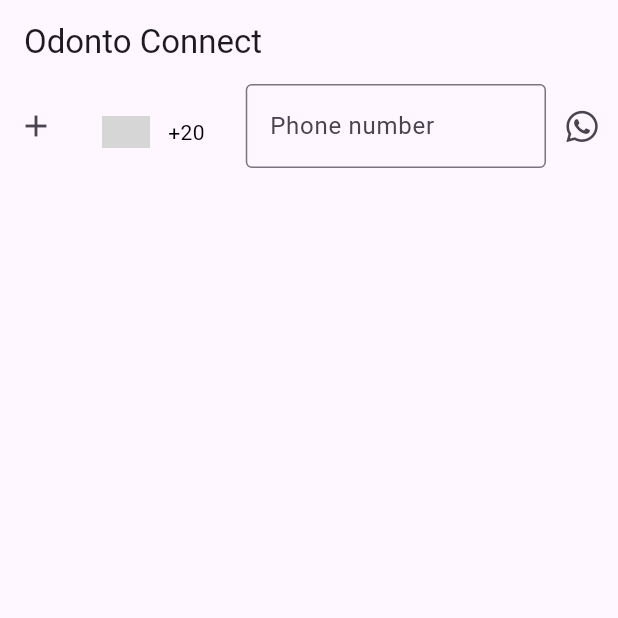
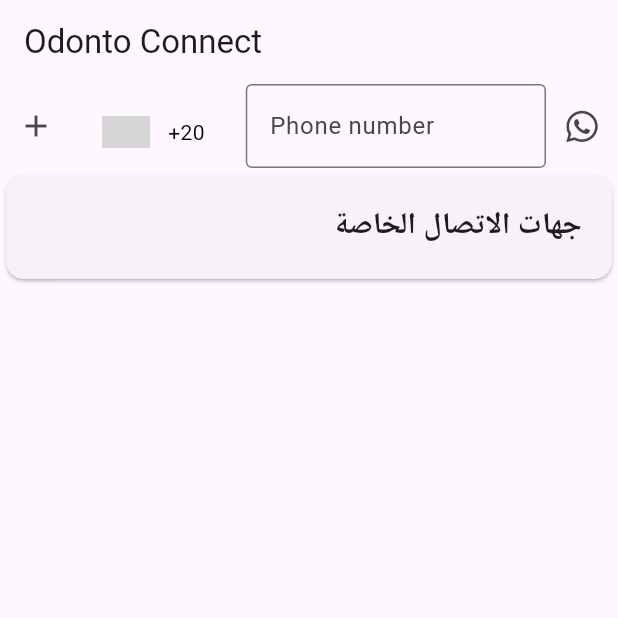
Before and after one commit to itstanany/odontoo-flutter, a Flutter app: the screen it shows after launch, on a phone screen of 412 x 824 dp, the top half of it. Run offline on Flutter 3.47's test engine with Material 3 defaults, Android fonts, the light colour scheme and no system bars; drawn by our look-alikes of intl_phone_number_input; our stand-ins replace floor, font_awesome_flutter, sqflite; accounts and stored records are empty; generated files the repository leaves out were written again; grey boxes are pictures that could not be loaded.

Commit message:
add card button for private saved contact

```diff
--- a/lib/main.dart
+++ b/lib/main.dart
@@ -27,7 +27,25 @@
       appBar: AppBar(
         title: const Text("Odonto Connect"),
       ),
-      body: OnTheFlyWhatsAppConnect()
+      body:Column(
+        children: [
+          OnTheFlyWhatsAppConnect(),
+          Card(
+            child: Padding(
+              padding: const EdgeInsets.all(20.0), // Adjust padding as needed
+              child: Row( // Use Row instead of Column
+                mainAxisAlignment: MainAxisAlignment.end, // Distribute content horizontally
+                children: [
+                  Text(
+                    "جهات الاتصال الخاصة",
+                    style: TextStyle(fontSize: 20, fontWeight: FontWeight.bold),
+                  ),
+                ],
+              ),
+            ),
+          ),
+        ],
+      ),
     );
   }
 }
```
Also changed, not shown: 2 other files.
